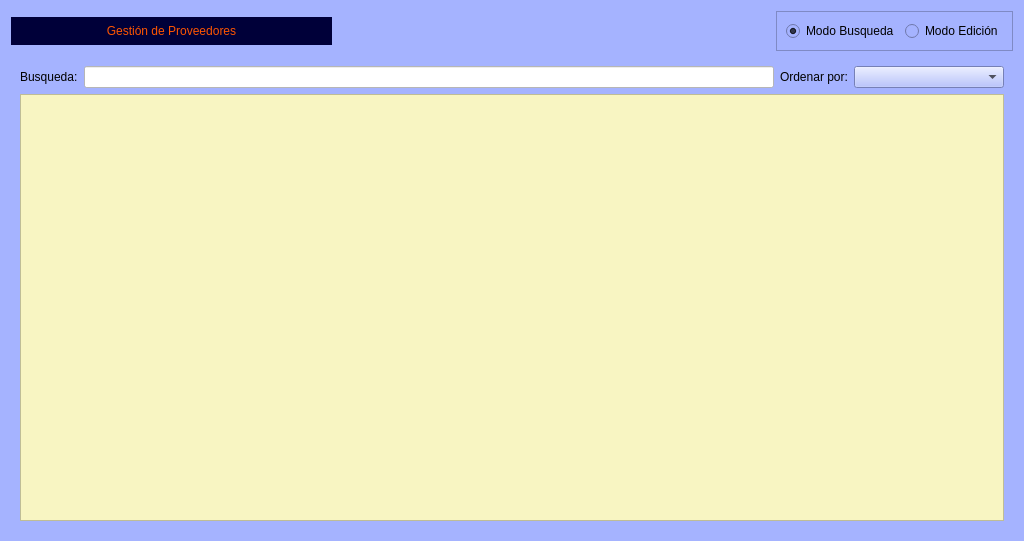
Before: the Qt Designer form Zona_Compras/frmproveedores.ui in arcnexus/RedFoX, drawn with Qt 5.
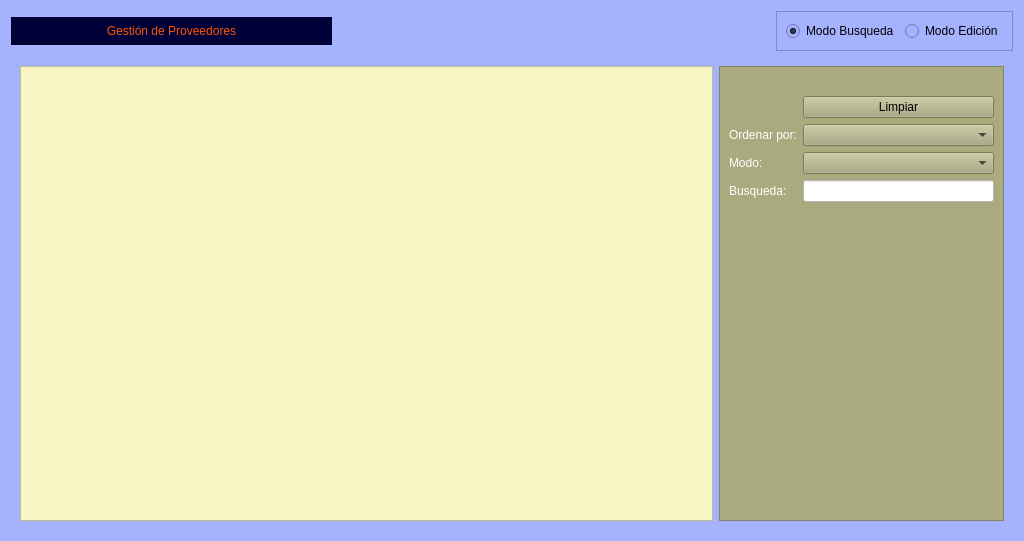
After: the same form once the commit is applied. Icons and pictures are not drawn. Custom widgets are drawn as their Qt base class.

Patch:
```diff
--- a/Zona_Compras/frmproveedores.ui
+++ b/Zona_Compras/frmproveedores.ui
@@ -2366,38 +2366,7 @@
      </widget>
      <widget class="QWidget" name="page_6">
       <layout class="QGridLayout" name="gridLayout_27">
-       <item row="0" column="2">
-        <widget class="QLabel" name="label_65">
-         <property name="text">
-          <string>Ordenar por:</string>
-         </property>
-        </widget>
-       </item>
        <item row="0" column="0">
-        <widget class="QLabel" name="label_64">
-         <property name="text">
-          <string>Busqueda:</string>
-         </property>
-        </widget>
-       </item>
-       <item row="0" column="1">
-        <widget class="QLineEdit" name="txtBusqueda">
-         <property name="styleSheet">
-          <string notr="true">background-color: rgb(255, 255, 255);</string>
-         </property>
-        </widget>
-       </item>
-       <item row="0" column="3">
-        <widget class="QComboBox" name="cboOrdenar_por">
-         <property name="minimumSize">
-          <size>
-           <width>150</width>
-           <height>0</height>
-          </size>
-         </property>
-        </widget>
-       </item>
-       <item row="1" column="0" colspan="4">
         <widget class="QTableView" name="tabla">
          <property name="styleSheet">
           <string notr="true">alternate-background-color: rgb(255, 255, 255);
@@ -2420,6 +2389,111 @@
          </attribute>
         </widget>
        </item>
+       <item row="0" column="1">
+        <widget class="QFrame" name="frame_27">
+         <property name="maximumSize">
+          <size>
+           <width>285</width>
+           <height>16777215</height>
+          </size>
+         </property>
+         <property name="styleSheet">
+          <string notr="true">background-color: rgb(170, 170, 127);</string>
+         </property>
+         <property name="frameShape">
+          <enum>QFrame::StyledPanel</enum>
+         </property>
+         <property name="frameShadow">
+          <enum>QFrame::Raised</enum>
+         </property>
+         <layout class="QGridLayout" name="gridLayout_32">
+          <item row="4" column="0">
+           <widget class="QLabel" name="label_64">
+            <property name="styleSheet">
+             <string notr="true">color: rgb(255, 255, 255);</string>
+            </property>
+            <property name="text">
+             <string>Busqueda:</string>
+            </property>
+           </widget>
+          </item>
+          <item row="1" column="2">
+           <widget class="QPushButton" name="btnLimpiar">
+            <property name="text">
+             <string>Limpiar</string>
+            </property>
+            <property name="icon">
+             <iconset resource="../maya.qrc">
+              <normaloff>:/Icons/PNG/clean.png</normaloff>:/Icons/PNG/clean.png</iconset>
+            </property>
+           </widget>
+          </item>
+          <item row="2" column="0">
+           <widget class="QLabel" name="label_65">
+            <property name="styleSheet">
+             <string notr="true">color: rgb(255, 255, 255);</string>
+            </property>
+            <property name="text">
+             <string>Ordenar por:</string>
+            </property>
+           </widget>
+          </item>
+          <item row="5" column="0">
+           <spacer name="verticalSpacer_7">
+            <property name="orientation">
+             <enum>Qt::Vertical</enum>
+            </property>
+            <property name="sizeHint" stdset="0">
+             <size>
+              <width>20</width>
+              <height>40</height>
+             </size>
+            </property>
+           </spacer>
+          </item>
+          <item row="2" column="2">
+           <widget class="QComboBox" name="cboOrden">
+            <property name="minimumSize">
+             <size>
+              <width>120</width>
+              <height>0</height>
+             </size>
+            </property>
+           </widget>
+          </item>
+          <item row="4" column="2">
+           <widget class="QLineEdit" name="txtBuscar">
+            <property name="styleSheet">
+             <string notr="true">background-color: rgb(255, 255, 255);</string>
+            </property>
+           </widget>
+          </item>
+          <item row="3" column="0">
+           <widget class="QLabel" name="label_71">
+            <property name="styleSheet">
+             <string notr="true">color: rgb(255, 255, 255);</string>
+            </property>
+            <property name="text">
+             <string>Modo:</string>
+            </property>
+           </widget>
+          </item>
+          <item row="3" column="2">
+           <widget class="QComboBox" name="cboModo"/>
+          </item>
+          <item row="0" column="2">
+           <widget class="QLabel" name="label_66">
+            <property name="text">
+             <string/>
+            </property>
+            <property name="pixmap">
+             <pixmap resource="../maya.qrc">:/Icons/PNG/busca_filtra.png</pixmap>
+            </property>
+           </widget>
+          </item>
+         </layout>
+        </widget>
+       </item>
       </layout>
      </widget>
     </widget>
```
